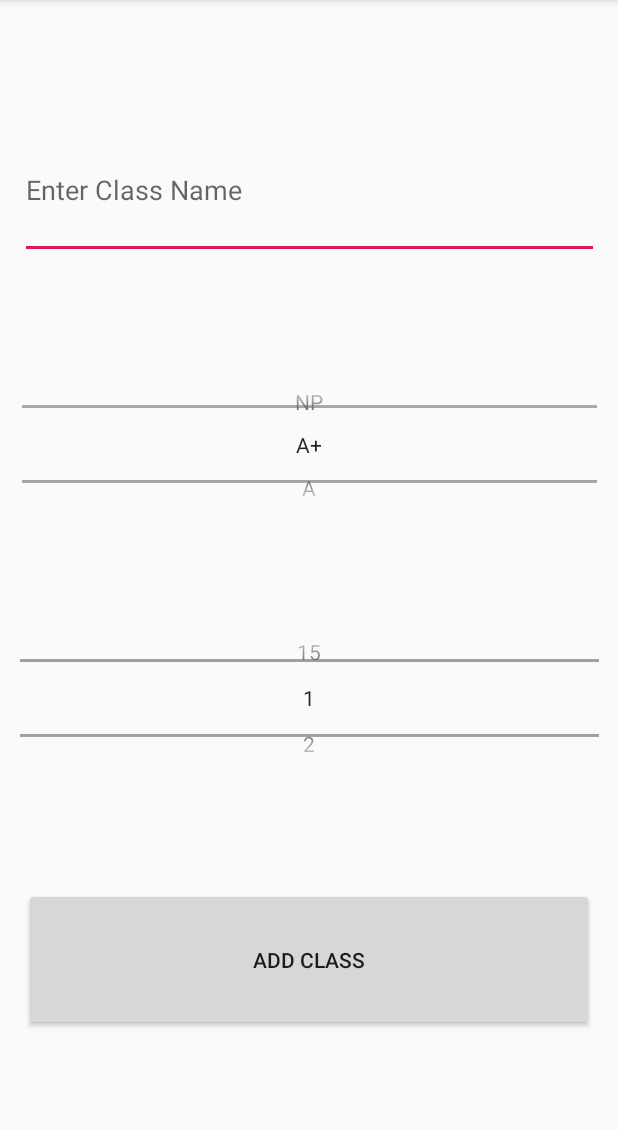
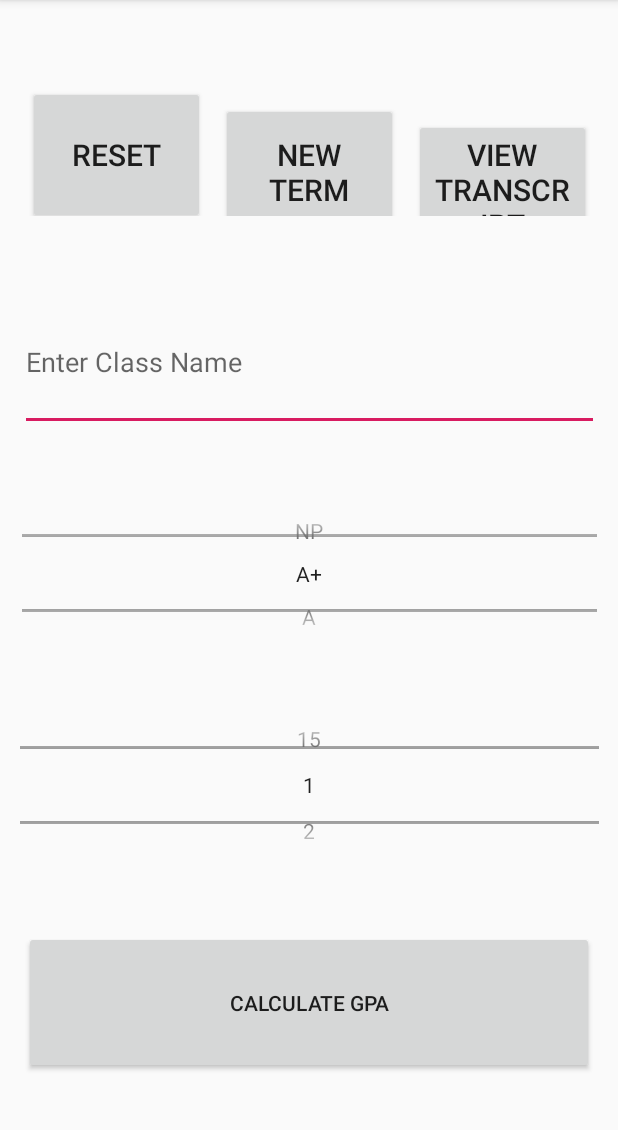
Before and after one commit to ruth-ann/TermGPACalculator, an Android app: the screen it shows after launch (MainActivity), on a phone screen of 412 x 824 dp, the part 84-1214 px from its top. Run offline under Robolectric (Android 15) with nearby library versions, the phone set to English and light mode, and no system bars.

Commit message:
reset, new term, view transcript buttons added. reset implemented

```diff
--- a/app/src/main/java/edu/stanford/cs108/termgpacalculator/MainActivity.java
+++ b/app/src/main/java/edu/stanford/cs108/termgpacalculator/MainActivity.java
@@ -6,10 +6,7 @@ import android.os.Bundle;
 import android.view.View;
 import android.widget.Button;
 import android.widget.NumberPicker;
-import android.widget.Spinner;
 
-import java.lang.reflect.Array;
-import java.util.HashMap;
 import java.util.Map;
 
 public class MainActivity extends AppCompatActivity {
@@ -18,7 +15,10 @@ public class MainActivity extends AppCompatActivity {
     NumberPicker npUnits;
     String letterGradeArray[];
     String unitsArray[];
-    Button btAddClass;
+    Button btCalculateGPA;
+    Button btReset;
+    Button btNewTerm;
+
     Map<String, Double> gpaMap;
     Double currGpa = 0.0;
     Double totalUnitCount = 0.0;
@@ -36,7 +36,21 @@ public class MainActivity extends AppCompatActivity {
         setUpLetterGradeSpinner();
         setUpUnitsSpinner();
         setUpAddClassButton();
+        setUpResetButton();
 
+    }
+
+    private void setUpResetButton() {
+        btReset.setOnClickListener(new View.OnClickListener() {
+            @Override
+            public void onClick(View view) {
+                currGpa = 0.0;
+                totalUnitCount = 0.0;
+                totalGradePoints = 0.0;
+
+                btCalculateGPA.setText("Current Gpa " + Double.toString(currGpa));
+            }
+        });
     }
 
     private void setUpMap() {
@@ -44,7 +58,7 @@ public class MainActivity extends AppCompatActivity {
     }
 
     private void setUpAddClassButton() {
-        btAddClass.setOnClickListener(new View.OnClickListener() {
+        btCalculateGPA.setOnClickListener(new View.OnClickListener() {
             @Override
             public void onClick(View view) {
                 double gradePoint = gpaMap.get(letterGradeArray[npLetterGrade.getValue()]);
@@ -55,7 +69,7 @@ public class MainActivity extends AppCompatActivity {
 
                 currGpa = totalGradePoints/totalUnitCount;
 
-                btAddClass.setText("Current Gpa " + Double.toString(currGpa));
+                btCalculateGPA.setText("Current Gpa " + Double.toString(currGpa));
             }
         });
     }
@@ -81,7 +95,9 @@ public class MainActivity extends AppCompatActivity {
     private void findAllViews() {
         npLetterGrade = findViewById(R.id.npLetterGrade);
         npUnits = findViewById(R.id.npNumUnits);
-        btAddClass = findViewById(R.id.btAddClass);
+        btCalculateGPA = findViewById(R.id.btCalculateGPA);
+        btReset = findViewById(R.id.btReset);
+        btNewTerm = findViewById(R.id.btNewTerm);
 
 
     }
--- a/app/src/main/res/layout/activity_main.xml
+++ b/app/src/main/res/layout/activity_main.xml
@@ -7,6 +7,48 @@
     tools:context=".MainActivity">
 
 
+
+    <LinearLayout
+        android:id="@+id/llOptButtons"
+        android:orientation="horizontal"
+        android:layout_width="386dp"
+        android:layout_height="92dp"
+        app:layout_constraintBottom_toTopOf="@+id/etClassName"
+        app:layout_constraintEnd_toEndOf="parent"
+        app:layout_constraintStart_toStartOf="parent"
+        app:layout_constraintTop_toTopOf="parent"
+        >
+
+        <Button
+            android:id="@+id/btReset"
+            android:text="RESET"
+            android:layout_width="0dp"
+            android:layout_height="92dp"
+            android:layout_margin="5dp"
+            android:layout_weight="1"
+            android:inputType="numberDecimal"
+            android:textSize="20sp" />
+
+        <Button
+            android:id="@+id/btNewTerm"
+            android:text="NEW TERM"
+            android:layout_width="0dp"
+            android:layout_height="92dp"
+            android:layout_margin="5dp"
+            android:layout_weight="1"
+            android:textSize="20sp" />
+
+
+        <Button
+            android:id="@+id/btViewTranscript"
+            android:text="VIEW TRANSCRIPT"
+            android:layout_width="0dp"
+            android:layout_height="92dp"
+            android:layout_margin="5dp"
+            android:layout_weight="1"
+            android:textSize="20sp" />
+    </LinearLayout>
+
     <EditText
         android:id="@+id/etClassName"
         android:layout_width="386dp"
@@ -15,13 +57,13 @@
         app:layout_constraintBottom_toTopOf="@+id/npLetterGrade"
         app:layout_constraintEnd_toEndOf="parent"
         app:layout_constraintStart_toStartOf="parent"
-        app:layout_constraintTop_toTopOf="parent" />
+        app:layout_constraintTop_toBottomOf="@id/llOptButtons"/>
 
     <NumberPicker
         android:id="@+id/npNumUnits"
         android:layout_width="386dp"
         android:layout_height="92dp"
-        app:layout_constraintBottom_toTopOf="@+id/btAddClass"
+        app:layout_constraintBottom_toTopOf="@+id/btCalculateGPA"
         app:layout_constraintEnd_toEndOf="parent"
         app:layout_constraintStart_toStartOf="parent"
         app:layout_constraintTop_toBottomOf="@+id/npLetterGrade" />
@@ -36,10 +78,10 @@
         app:layout_constraintTop_toBottomOf="@+id/etClassName" />
 
     <Button
-        android:id="@+id/btAddClass"
+        android:id="@+id/btCalculateGPA"
         android:layout_width="380dp"
         android:layout_height="95dp"
-        android:text="Add Class"
+        android:text="Calculate GPA"
         app:layout_constraintBottom_toBottomOf="parent"
         app:layout_constraintEnd_toEndOf="parent"
         app:layout_constraintStart_toStartOf="parent"
```
